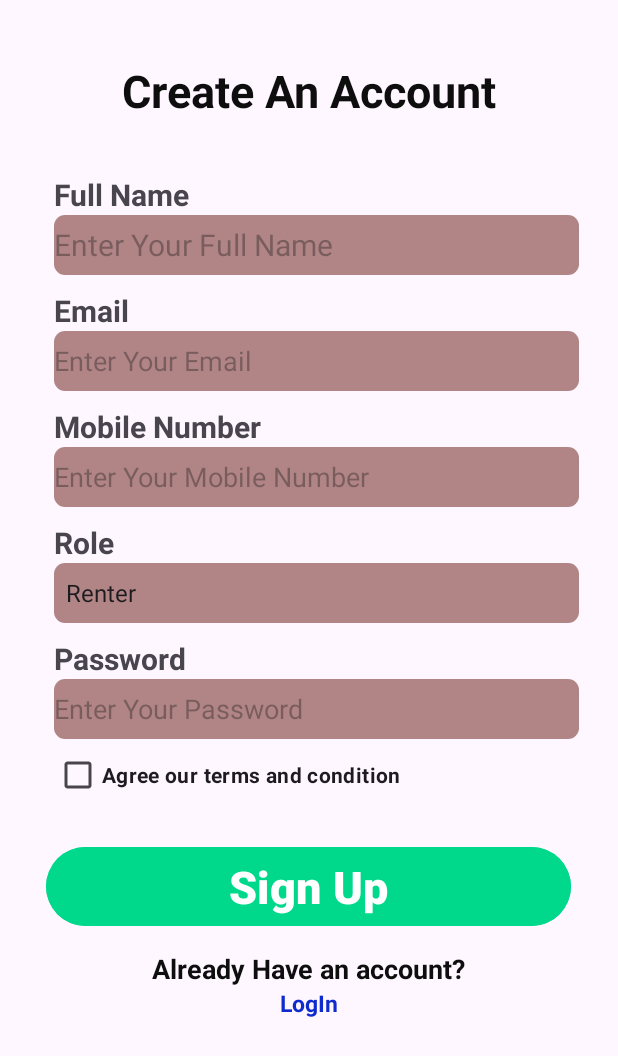
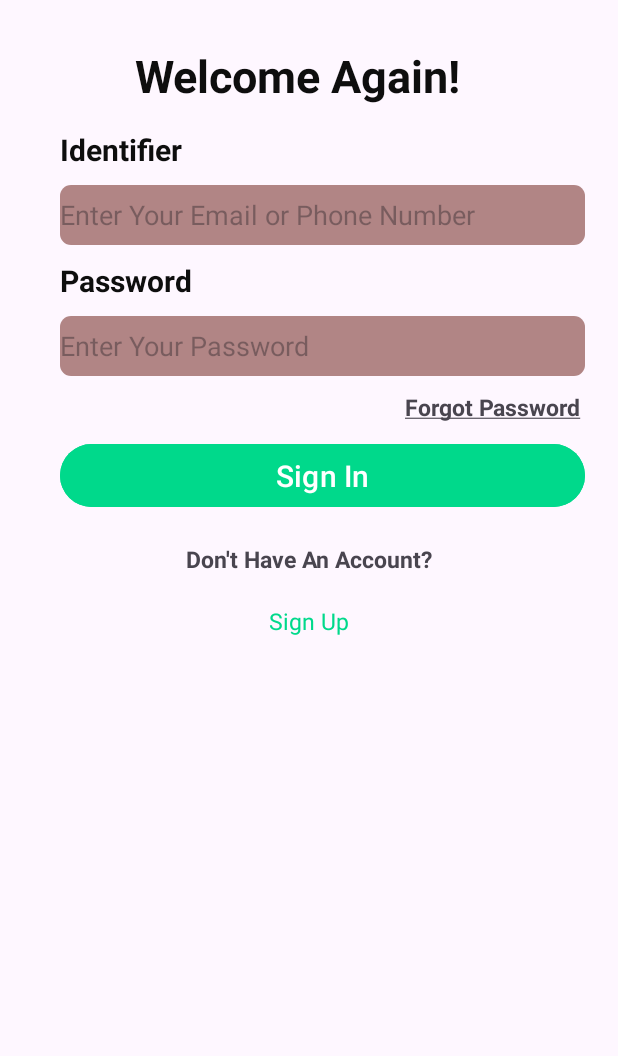
Before and after one commit to masum184e/odyssey-1, an Android app: the screen it shows after launch (SignupActivity before the commit, SigninActivity after it), after a tap on "LogIn", on a phone screen of 412 x 824 dp. Shown: the top 1056 px of the screen. Run offline under Robolectric (Android 15) with nearby library versions, the phone set to English and light mode, and no system bars; our stand-ins replace navigation-ui.

Commit message:
sign in added

```diff
--- a/app/src/main/AndroidManifest.xml
+++ b/app/src/main/AndroidManifest.xml
@@ -12,6 +12,10 @@
         android:supportsRtl="true"
         android:theme="@style/Theme.Odyssey"
         tools:targetApi="31">
+        <activity
+            android:name=".SigninActivity"
+            android:exported="false"
+            android:theme="@style/Theme.Odyssey" />
         <activity
             android:name=".SignupActivity"
             android:exported="false"
--- /dev/null
+++ b/app/src/main/java/com/example/odyssey/SigninActivity.java
@@ -0,0 +1,39 @@
+package com.example.odyssey;
+
+import android.content.Intent;
+import android.graphics.Paint;
+import android.os.Bundle;
+
+import com.google.android.material.snackbar.Snackbar;
+
+import androidx.appcompat.app.AppCompatActivity;
+
+import android.view.View;
+import android.widget.TextView;
+import android.widget.Toast;
+
+import androidx.navigation.NavController;
+import androidx.navigation.Navigation;
+import androidx.navigation.ui.AppBarConfiguration;
+import androidx.navigation.ui.NavigationUI;
+
+import com.example.odyssey.databinding.ActivitySigninBinding;
+
+public class SigninActivity extends AppCompatActivity {
+
+
+    @Override
+    protected void onCreate(Bundle savedInstanceState) {
+        super.onCreate(savedInstanceState);
+        setContentView(R.layout.activity_signin);
+        TextView forgotpass;
+        forgotpass = findViewById(R.id.forgotpass);
+        forgotpass.setPaintFlags(forgotpass.getPaintFlags() | Paint.UNDERLINE_TEXT_FLAG);
+        forgotpass.setOnClickListener(new View.OnClickListener() {
+            @Override
+            public void onClick(View v) {
+                Toast.makeText(SigninActivity.this, "Button CLicked", Toast.LENGTH_SHORT).show();
+            }
+        });
+    }
+}
--- a/app/src/main/java/com/example/odyssey/SignupActivity.java
+++ b/app/src/main/java/com/example/odyssey/SignupActivity.java
@@ -55,7 +55,8 @@ public class SignupActivity extends AppCompatActivity {
         login.setOnClickListener(new View.OnClickListener() {
             @Override
             public void onClick(View v) {
-                Toast.makeText(SignupActivity.this, "Button Clicked", Toast.LENGTH_SHORT).show();
+                Intent intent= new Intent(SignupActivity.this, SigninActivity.class);
+                startActivity(intent);
             }
         });
     }
--- /dev/null
+++ b/app/src/main/res/layout/activity_signin.xml
@@ -0,0 +1,97 @@
+<?xml version="1.0" encoding="utf-8"?>
+<LinearLayout
+    xmlns:android="http://schemas.android.com/apk/res/android"
+    xmlns:app="http://schemas.android.com/apk/res-auto"
+    xmlns:tools="http://schemas.android.com/tools"
+    tools:context=".SigninActivity"
+    android:orientation="vertical"
+    android:layout_width="match_parent"
+    android:layout_height="match_parent">
+    <TextView
+        android:layout_width="wrap_content"
+        android:layout_height="wrap_content"
+        android:text="Welcome Again!"
+        android:textSize="30dp"
+        android:textStyle="bold"
+        android:layout_marginTop="30dp"
+        android:layout_marginLeft="90dp"
+        android:textColor="@color/black"
+        />
+    <TextView
+        android:layout_width="wrap_content"
+        android:layout_height="wrap_content"
+        android:text="Identifier"
+        android:textSize="20dp"
+        android:textStyle="bold"
+        android:layout_marginTop="15dp"
+        android:layout_marginLeft="40dp"
+        android:textColor="@color/black"
+        />
+    <EditText
+        android:layout_width="350dp"
+        android:layout_height="40dp"
+        android:hint="Enter Your Email or Phone Number"
+        android:layout_marginLeft="40dp"
+        android:background="@drawable/edit_back"
+        android:layout_marginTop="10dp"/>
+    <TextView
+        android:layout_width="wrap_content"
+        android:layout_height="wrap_content"
+        android:text="Password"
+        android:textSize="20dp"
+        android:textStyle="bold"
+        android:layout_marginTop="10dp"
+        android:layout_marginLeft="40dp"
+        android:textColor="@color/black"
+        android:inputType="textEmailAddress"
+        />
+    <EditText
+        android:layout_width="350dp"
+        android:layout_height="40dp"
+        android:hint="Enter Your Password"
+        android:layout_marginLeft="40dp"
+        android:background="@drawable/edit_back"
+        android:layout_marginTop="10dp"
+        />
+    <TextView
+        android:id="@+id/forgotpass"
+        android:layout_width="wrap_content"
+        android:layout_height="wrap_content"
+        android:text="Forgot Password"
+        android:textSize="15dp"
+        android:textStyle="bold"
+        android:clickable="true"
+        android:layout_marginLeft="270dp"
+        android:layout_marginTop="10dp"
+        />
+    <Button
+        android:layout_width="350dp"
+        android:layout_height="50dp"
+        android:text="Sign In"
+        android:textSize="20dp"
+        android:layout_marginTop="10dp"
+        android:layout_marginLeft="40dp"
+        android:backgroundTint="@color/green"
+        />
+    <TextView
+        android:layout_width="match_parent"
+        android:layout_height="wrap_content"
+        android:text="Don't Have An Account?"
+        android:textSize="15dp"
+        android:textStyle="bold"
+        android:gravity="center"
+        android:layout_marginTop="20dp"
+        />
+    <TextView
+        android:layout_width="match_parent"
+        android:layout_height="wrap_content"
+        android:text="Sign Up"
+        android:textColor="@color/green"
+        android:textSize="15dp"
+        android:gravity="center"
+        android:layout_marginTop="20dp"
+        android:clickable="true"/>
+
+
+
+</LinearLayout>
--- /dev/null
+++ b/app/src/main/res/navigation/nav_graph2.xml
@@ -0,0 +1,28 @@
+<?xml version="1.0" encoding="utf-8"?>
+<navigation xmlns:android="http://schemas.android.com/apk/res/android"
+    xmlns:app="http://schemas.android.com/apk/res-auto"
+    xmlns:tools="http://schemas.android.com/tools"
+    android:id="@+id/nav_graph2"
+    app:startDestination="@id/FirstFragment">
+
+    <fragment
+        android:id="@+id/FirstFragment"
+        android:name="com.example.odyssey.FirstFragment"
+        android:label="@string/first_fragment_label"
+        tools:layout="@layout/fragment_first">
+
+        <action
+            android:id="@+id/action_FirstFragment_to_SecondFragment"
+            app:destination="@id/SecondFragment" />
+    </fragment>
+    <fragment
+        android:id="@+id/SecondFragment"
+        android:name="com.example.odyssey.SecondFragment"
+        android:label="@string/second_fragment_label"
+        tools:layout="@layout/fragment_second">
+
+        <action
+            android:id="@+id/action_SecondFragment_to_FirstFragment"
+            app:destination="@id/FirstFragment" />
+    </fragment>
+</navigation>
```
